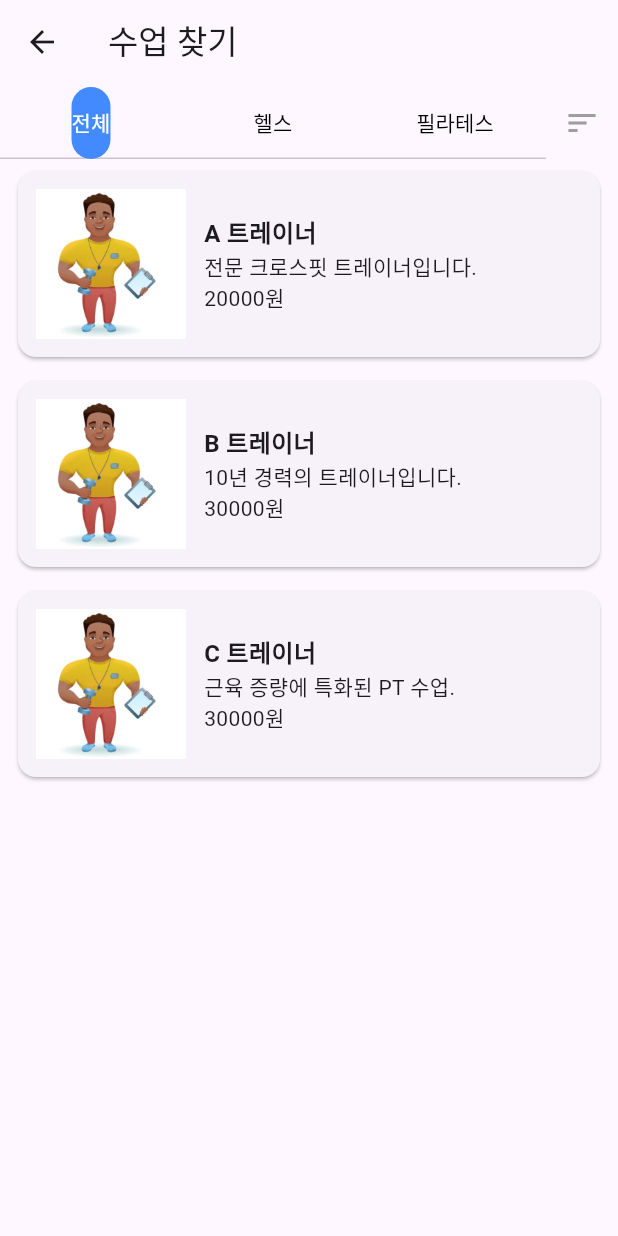
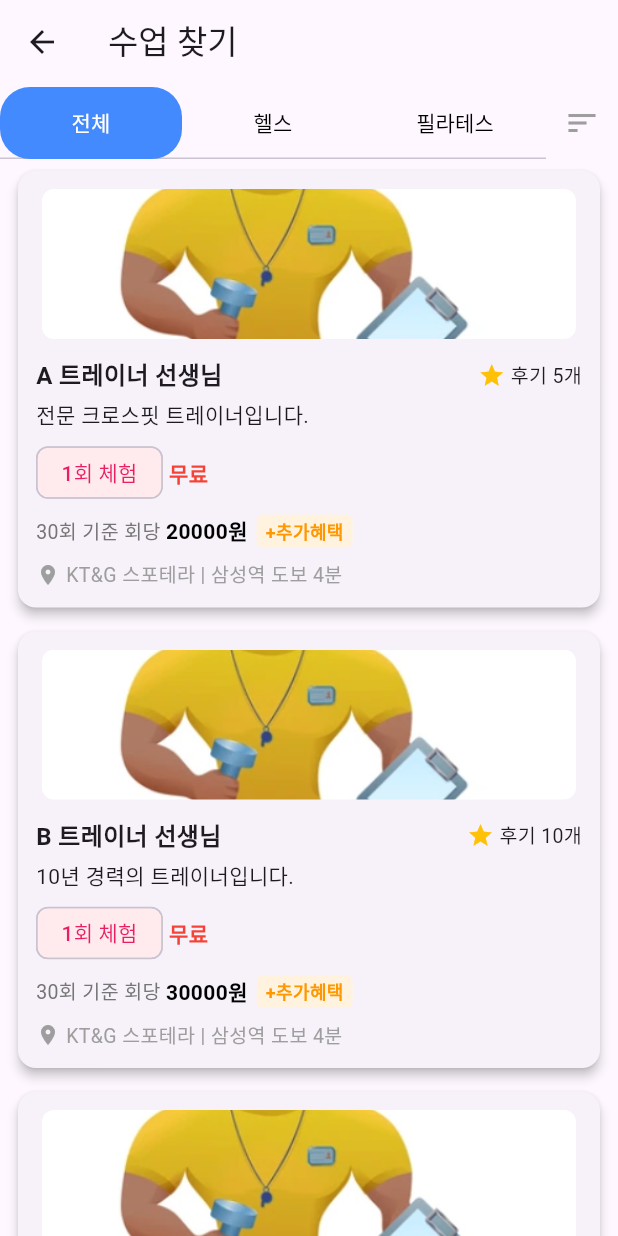
Before and after one commit to Fitmate-train/Frontend, a Flutter app: the LessonExploreScreen screen opened by its route, on a phone screen of 412 x 824 dp. Run offline on Flutter 3.47's test engine with Material 3 defaults, Android fonts, the phone set to English and light mode, and no system bars; our stand-ins replace carousel_slider; accounts and stored records are empty.

Commit message:
수업 찾기 페이지 구체적

```diff
--- a/lib/data/dummy_trainers.dart
+++ b/lib/data/dummy_trainers.dart
@@ -6,7 +6,7 @@ final List<Trainer> dummyTrainers = [
     location: '서대문구, 마포구 수업',
     price: 20000,
     type: '크로스핏',
-    imageUrls: ['assets/trainer1.jpg'],
+    imageUrls: ['assets/trainer1.jpg', 'assets/trainer2.jpg'],
     reviewCount: 5,
     intro: '전문 크로스핏 트레이너입니다.',
     firstLessonRate: 0.8,
@@ -17,7 +17,7 @@ final List<Trainer> dummyTrainers = [
     location: '서대문구, 마포구 수업',
     price: 30000,
     type: '크로스핏',
-    imageUrls: ['assets/trainer1.jpg'],
+    imageUrls: ['assets/trainer1.jpg', 'assets/trainer2.jpg'],
     reviewCount: 10,
     intro: '10년 경력의 트레이너입니다.',
     firstLessonRate: 0.9,
@@ -28,7 +28,7 @@ final List<Trainer> dummyTrainers = [
     location: '서대문구, 마포구 수업',
     price: 30000,
     type: 'PT',
-    imageUrls: ['assets/trainer1.jpg'],
+    imageUrls: ['assets/trainer1.jpg', 'assets/trainer2.jpg'],
     reviewCount: 3,
     intro: '근육 증량에 특화된 PT 수업.',
     firstLessonRate: 1.0,
--- a/lib/screens/lesson_explore_screen.dart
+++ b/lib/screens/lesson_explore_screen.dart
@@ -44,6 +44,7 @@ class _LessonExploreScreenState extends State<LessonExploreScreen>
                     color: Colors.blueAccent,
                     borderRadius: BorderRadius.circular(20),
                   ),
+                  indicatorSize: TabBarIndicatorSize.tab,
                   labelColor: Colors.white,
                   unselectedLabelColor: Colors.black,
                   tabs: const [
--- a/lib/widgets/lesson_card.dart
+++ b/lib/widgets/lesson_card.dart
@@ -4,42 +4,151 @@ import '../models/trainer_model.dart';
 class LessonCard extends StatelessWidget {
   final Trainer trainer;
 
-  const LessonCard({required this.trainer});
+  const LessonCard({required this.trainer, super.key});
 
   @override
   Widget build(BuildContext context) {
     return Card(
-      margin: EdgeInsets.symmetric(horizontal: 12, vertical: 8),
+      margin: const EdgeInsets.symmetric(horizontal: 12, vertical: 8),
+      shape: RoundedRectangleBorder(borderRadius: BorderRadius.circular(12)),
+      elevation: 3,
       child: Padding(
-        padding: EdgeInsets.all(12),
-        child: Row(
+        padding: const EdgeInsets.all(12),
+        child: Column(
+          crossAxisAlignment: CrossAxisAlignment.start,
           children: [
-            _buildTrainerImage(trainer.imageUrls.first),
-            SizedBox(width: 12),
-            Expanded(
-              child: Column(
-                crossAxisAlignment: CrossAxisAlignment.start,
-                children: [
-                  Text(
-                    trainer.name,
-                    style: TextStyle(fontSize: 16, fontWeight: FontWeight.bold),
+            // 🔹 썸네일 이미지 3장
+            Row(
+              children:
+                  trainer.imageUrls.take(3).map((url) {
+                    return Expanded(
+                      child: Padding(
+                        padding: const EdgeInsets.symmetric(horizontal: 4),
+                        child: ClipRRect(
+                          borderRadius: BorderRadius.circular(8),
+                          child:
+                              url.startsWith('http')
+                                  ? Image.network(
+                                    url,
+                                    height: 100,
+                                    fit: BoxFit.cover,
+                                  )
+                                  : Image.asset(
+                                    url,
+                                    height: 100,
+                                    fit: BoxFit.cover,
+                                  ),
+                        ),
+                      ),
+                    );
+                  }).toList(),
+            ),
+            const SizedBox(height: 12),
+
+            // 🔹 트레이너 이름 + 리뷰 수
+            Row(
+              mainAxisAlignment: MainAxisAlignment.spaceBetween,
+              children: [
+                Text(
+                  '${trainer.name} 선생님',
+                  style: const TextStyle(
+                    fontSize: 16,
+                    fontWeight: FontWeight.bold,
                   ),
-                  Text(trainer.intro),
-                  Text('${trainer.price}원'),
-                ],
-              ),
+                ),
+                Row(
+                  children: [
+                    const Icon(Icons.star, color: Colors.amber, size: 18),
+                    Text(
+                      ' 후기 ${trainer.reviewCount}개',
+                      style: const TextStyle(fontSize: 13),
+                    ),
+                  ],
+                ),
+              ],
+            ),
+
+            const SizedBox(height: 4),
+
+            // 🔹 소개
+            Text(trainer.intro, style: const TextStyle(fontSize: 14)),
+
+            const SizedBox(height: 8),
+
+            // 🔹 혜택
+            Row(
+              children: const [
+                Chip(
+                  label: Text('1회 체험'),
+                  labelStyle: TextStyle(color: Colors.pink),
+                  backgroundColor: Color(0xFFFFEBEE),
+                  visualDensity: VisualDensity.compact,
+                ),
+                SizedBox(width: 4),
+                Text(
+                  '무료',
+                  style: TextStyle(
+                    color: Colors.red,
+                    fontWeight: FontWeight.bold,
+                  ),
+                ),
+              ],
+            ),
+
+            const SizedBox(height: 8),
+
+            // 🔹 가격 + 추가 혜택
+            Row(
+              children: [
+                Text(
+                  '30회 기준 회당 ',
+                  style: TextStyle(fontSize: 13, color: Colors.grey[600]),
+                ),
+                Text(
+                  '${trainer.price}원',
+                  style: const TextStyle(
+                    fontWeight: FontWeight.bold,
+                    color: Colors.black,
+                  ),
+                ),
+                const SizedBox(width: 6),
+                Container(
+                  padding: const EdgeInsets.symmetric(
+                    horizontal: 6,
+                    vertical: 2,
+                  ),
+                  decoration: BoxDecoration(
+                    borderRadius: BorderRadius.circular(4),
+                    color: const Color(0xFFFFF3E0),
+                  ),
+                  child: const Text(
+                    '+추가혜택',
+                    style: TextStyle(
+                      fontSize: 12,
+                      color: Colors.orange,
+                      fontWeight: FontWeight.bold,
+                    ),
+                  ),
+                ),
+              ],
+            ),
+
+            const SizedBox(height: 8),
+
+            // 🔹 위치
+            Row(
+              children: const [
+                Icon(Icons.location_on, size: 16, color: Colors.grey),
+                SizedBox(width: 4),
+                Text(
+                  'KT&G 스포테라 | 삼성역 도보 4분',
+                  style: TextStyle(fontSize: 13, color: Colors.grey),
+                ),
+              ],
             ),
           ],
         ),
       ),
     );
   }
-
-  Widget _buildTrainerImage(String imagePath) {
-    if (imagePath.startsWith('http')) {
-      return Image.asset(imagePath, width: 100, height: 100, fit: BoxFit.cover);
-    } else {
-      return Image.asset(imagePath, width: 100, height: 100, fit: BoxFit.cover);
-    }
-  }
 }
--- a/pubspec.yaml
+++ b/pubspec.yaml
@@ -50,6 +50,7 @@ dev_dependencies:
 flutter:
   assets:
     - assets/trainer1.jpg
+    - assets/trainer2.jpg
     - assets/
 
 
```
Also changed, not shown: assets/trainer2.jpg (added).
